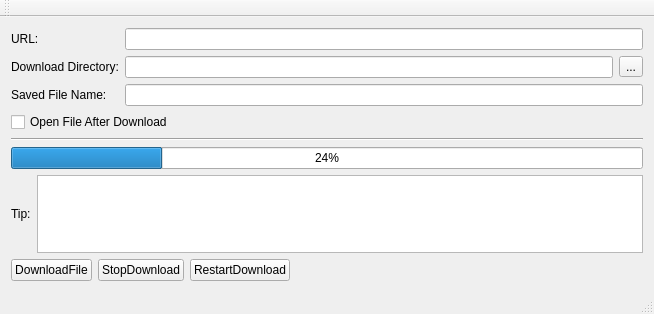
First picture: the form in ghf/mainwindow.ui, repository AsteriskZuo/get_http_file, before the edit.
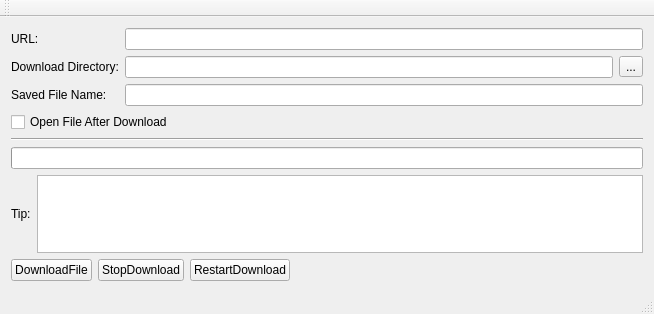
Second picture: the form after the edit.

Patch:
```diff
--- a/ghf/mainwindow.ui
+++ b/ghf/mainwindow.ui
@@ -81,11 +81,7 @@
      </widget>
     </item>
     <item>
-     <widget class="QProgressBar" name="progressBar">
-      <property name="value">
-       <number>24</number>
-      </property>
-     </widget>
+     <widget class="QProgressBar" name="progressBar"/>
     </item>
     <item>
      <layout class="QHBoxLayout" name="horizontalLayout_2">
```
Left out of the diff: 13 changed lines with no effect on the pictures.
